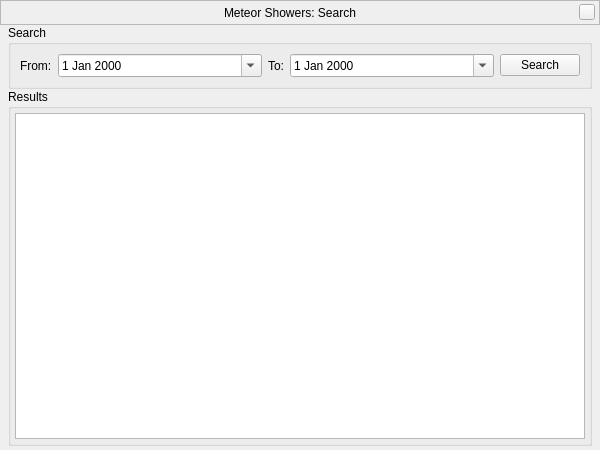
This is plugins/MeteorShowers/src/gui/MSSearchDialog.ui in 519984307/stellarium_src as Qt 5 draws it before an edit. The edited form follows.
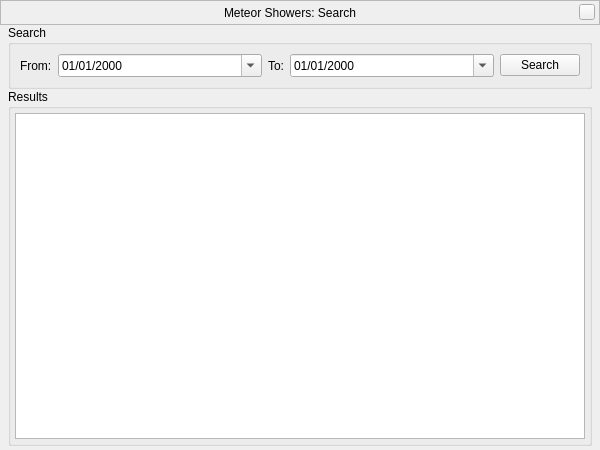
This is the edited form. Custom widgets are drawn as their Qt base class.

Commit message: MeteorShowers plugin: search dialog - better solution for date format 'MM/yyyy' seems to work fine for all languages

```diff
--- a/plugins/MeteorShowers/src/gui/MSSearchDialog.ui
+++ b/plugins/MeteorShowers/src/gui/MSSearchDialog.ui
@@ -170,6 +170,9 @@
             <verstretch>0</verstretch>
            </sizepolicy>
           </property>
+          <property name="displayFormat">
+           <string>dd/MM/yyyy</string>
+          </property>
           <property name="calendarPopup">
            <bool>true</bool>
           </property>
@@ -190,6 +193,9 @@
             <verstretch>0</verstretch>
            </sizepolicy>
           </property>
+          <property name="displayFormat">
+           <string>dd/MM/yyyy</string>
+          </property>
           <property name="calendarPopup">
            <bool>true</bool>
           </property>
```
